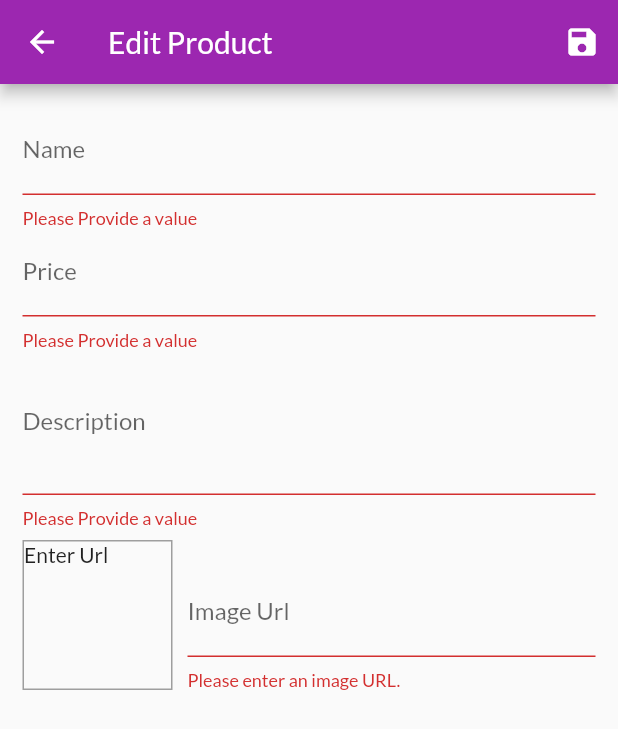
After one commit to waaalidou/shop-app, a Flutter app: the EditProductScreen screen opened by its route, after a tap on the "save" icon, on a phone screen of 412 x 824 dp. The commit adds this screen. Shown: the top 729 px of the screen. Run offline on Flutter 3.47's test engine with Material 2 defaults, Android fonts, the phone set to English and light mode, and no system bars; network calls fail.

Commit message:
Mangaing Products

```diff
--- a/lib/main.dart
+++ b/lib/main.dart
@@ -3,10 +3,12 @@ import 'package:provider/provider.dart';
 import 'package:shop_app/providers/cart.dart';
 import 'package:shop_app/providers/order.dart';
 import 'package:shop_app/providers/products_provider.dart';
+import 'package:shop_app/screens/add_product_screen.dart';
 import 'package:shop_app/screens/cart_screen.dart';
 import 'package:shop_app/screens/orders_screen.dart';
 import 'package:shop_app/screens/product_detail_screen.dart';
 import 'package:shop_app/screens/products_overview_screen.dart';
+import 'package:shop_app/screens/user_product_screen.dart';
 
 void main() => runApp(const MyApp());
 
@@ -42,6 +44,8 @@ class MyApp extends StatelessWidget {
               const ProductDetailsScreen(),
           CartScreen.routeName: (context) => const CartScreen(),
           OrdersScreen.screenRoutName: (context) => const OrdersScreen(),
+          UserProductScreen.routeName : (context) => const UserProductScreen(),
+          EditProductScreen.routeName : (context) => const EditProductScreen()
         },
       ),
     );
--- a/lib/providers/products_provider.dart
+++ b/lib/providers/products_provider.dart
@@ -38,14 +38,37 @@ class Products with ChangeNotifier {
     ),
   ];
 
-  List<Product> get items  => [..._items];
+  List<Product> get items => [..._items];
 
   List<Product> get favoriteItems {
     return _items.where((prodItem) => prodItem.isFavorite).toList();
   }
 
   Product findById(String id) {
-    return _items.firstWhere((prod) => prod.id == id);
+    return _items.firstWhere((prod) => prod.id == id, orElse: () => _items[0]);
   }
 
+  void addProduct(Product product) {
+    final newProduct = Product(
+      id: DateTime.now().toString(),
+      title: product.title,
+      description: product.description,
+      price: product.price,
+      imageUrl: product.imageUrl,
+    );
+
+    _items.add(newProduct);
+    notifyListeners();
+  }
+
+  void updateProduct (String id, Product newProduct) {
+    final productIndex = _items.indexWhere((product) => product.id == id);
+    _items[productIndex] = newProduct;
+
+  }
+
+  void deleteProduct(String id) {
+    _items.removeWhere((product) => product.id == id);
+    notifyListeners();
+  }
 }
--- /dev/null
+++ b/lib/screens/add_product_screen.dart
@@ -0,0 +1,272 @@
+// ignore_for_file: unused_field
+
+import 'package:flutter/material.dart';
+import 'package:provider/provider.dart';
+
+import '../providers/products.dart';
+import '../providers/products_provider.dart';
+
+class EditProductScreen extends StatefulWidget {
+  static const routeName = '/editproduct';
+  const EditProductScreen({super.key});
+
+  @override
+  State<EditProductScreen> createState() => _EditProductScreenState();
+}
+
+class _EditProductScreenState extends State<EditProductScreen> {
+  final _priceNode = FocusNode();
+  final _imageUrlController = TextEditingController();
+  final _imageUrlFocusNode = FocusNode();
+  final _formKey = GlobalKey<FormState>();
+  var _isInit = true;
+  var _editedProduct = Product(
+      id: '',
+      description: '',
+      imageUrl: '',
+      price: 0,
+      title: '',
+      isFavorite: false);
+  var _initValues = {
+    'title': '',
+    'description': '',
+    'price': '',
+    'imageUrl': ''
+  };
+  @override
+  void initState() {
+    _imageUrlFocusNode.addListener(_updateImageUrl);
+    super.initState();
+  }
+
+  @override
+  void didChangeDependencies() {
+    if (_isInit) {
+      final String? productId = ModalRoute.of(context)!.settings.arguments as String?;
+      if (productId != null) {
+        _editedProduct =
+            Provider.of<Products>(context, listen: false).findById(productId);
+        _initValues = {
+          'title': _editedProduct.title,
+          'description': _editedProduct.description,
+          'price': _editedProduct.price.toString(),
+          'imageUrl': ''
+        };
+        _imageUrlController.text = _editedProduct.imageUrl;
+      }
+    }
+    _isInit = false;
+
+    super.didChangeDependencies();
+  }
+
+  @override
+  void dispose() {
+    _priceNode.dispose();
+    _imageUrlController.dispose();
+    _imageUrlFocusNode.dispose();
+
+    super.dispose();
+  }
+
+  void _updateImageUrl() {
+    if (!_imageUrlFocusNode.hasFocus) {
+      if ((!_imageUrlController.text.startsWith('http') &&
+              !_imageUrlController.text.startsWith('https')) ||
+          (!_imageUrlController.text.endsWith('.png') &&
+              !_imageUrlController.text.endsWith('.jpg') &&
+              !_imageUrlController.text.endsWith('.jpeg'))) {
+        return;
+      }
+      setState(() {});
+    }
+  }
+
+  void _saveForm() {
+    final _isValid = _formKey.currentState!.validate();
+    if (!_isValid) {
+      return;
+    }
+    _formKey.currentState!.save();
+    if (_editedProduct.id.isNotEmpty) {
+      Provider.of<Products>(context, listen: false)
+          .updateProduct(_editedProduct.id, _editedProduct);
+    } else {
+      Provider.of<Products>(context, listen: false).addProduct(_editedProduct);
+    }
+    Navigator.of(context).pop();
+  }
+
+  @override
+  Widget build(BuildContext context) {
+    return Scaffold(
+      appBar: AppBar(
+        title: const Text("Edit Product"),
+        actions: [
+          IconButton(
+            onPressed: _saveForm,
+            icon: const Icon(Icons.save),
+          )
+        ],
+      ),
+      body: Padding(
+        padding: const EdgeInsets.all(15.0),
+        child: Form(
+          key: _formKey,
+          child: SingleChildScrollView(
+            child: Column(
+              children: [
+                TextFormField(
+                  initialValue: _initValues['title'],
+                  decoration: const InputDecoration(
+                    labelText: 'Name',
+                  ),
+                  textInputAction: TextInputAction.next,
+                  onFieldSubmitted: (value) =>
+                      FocusScope.of(context).requestFocus(_priceNode),
+                  onSaved: (newValue) {
+                    _editedProduct = Product(
+                      id: _editedProduct.id,
+                      isFavorite: _editedProduct.isFavorite,
+                      title: newValue as String,
+                      description: _editedProduct.description,
+                      price: _editedProduct.price,
+                      imageUrl: _editedProduct.imageUrl,
+                    );
+                  },
+                  validator: (value) {
+                    if (value!.isEmpty) {
+                      return 'Please Provide a value';
+                    }
+                    return null;
+                  },
+                ),
+                TextFormField(
+                  initialValue: _initValues['price'],
+                  decoration: const InputDecoration(
+                    labelText: 'Price',
+                  ),
+                  textInputAction: TextInputAction.next,
+                  keyboardType: const TextInputType.numberWithOptions(),
+                  focusNode: _priceNode,
+                  onSaved: (newValue) {
+                    _editedProduct = Product(
+                       id: _editedProduct.id,
+                      isFavorite: _editedProduct.isFavorite,
+                      title: _editedProduct.title,
+                      description: _editedProduct.description,
+                      price: double.parse(newValue as String),
+                      imageUrl: _editedProduct.imageUrl,
+                    );
+                  },
+                  validator: (value) {
+                    if (value!.isEmpty) {
+                      return 'Please Provide a value';
+                    }
+                    if (double.tryParse(value) == null) {
+                      return 'Please enter a valid number';
+                    }
+                    if (double.parse(value) <= 0) {
+                      return 'please enter a number bigger than 0';
+                    }
+                    return null;
+                  },
+                ),
+                TextFormField(
+                  initialValue: _initValues['description'],
+                  decoration: const InputDecoration(
+                    labelText: 'Description',
+                  ),
+                  maxLines: 3,
+                  keyboardType: TextInputType.multiline,
+                  onFieldSubmitted: (value) =>
+                      FocusScope.of(context).requestFocus(_priceNode),
+                  onSaved: (newValue) {
+                    _editedProduct = Product(
+                       id: _editedProduct.id,
+                      isFavorite: _editedProduct.isFavorite,
+                      title: _editedProduct.title,
+                      description: newValue as String,
+                      price: _editedProduct.price,
+                      imageUrl: _editedProduct.imageUrl,
+                    );
+                  },
+                  validator: (value) {
+                    if (value!.isEmpty) {
+                      return 'Please Provide a value';
+                    }
+                    if (value.length < 10) {
+                      return 'at least 10';
+                    }
+                    return null;
+                  },
+                ),
+                Row(
+                  crossAxisAlignment: CrossAxisAlignment.end,
+                  children: [
+                    Container(
+                      width: 100,
+                      height: 100,
+                      margin: const EdgeInsets.only(right: 10, top: 8),
+                      decoration: BoxDecoration(
+                        border: Border.all(width: 1, color: Colors.grey),
+                      ),
+                      child: _imageUrlController.text.isEmpty
+                          ? const Text("Enter Url")
+                          : FittedBox(
+                              child: Image.network(
+                                _imageUrlController.text,
+                                fit: BoxFit.cover,
+                              ),
+                            ),
+                    ),
+                    Expanded(
+                      child: TextFormField(
+                        decoration: const InputDecoration(
+                          labelText: 'Image Url',
+                        ),
+                        keyboardType: TextInputType.url,
+                        textInputAction: TextInputAction.done,
+                        controller: _imageUrlController,
+                        onEditingComplete: () {
+                          setState(() {});
+                        },
+                        validator: (value) {
+                          if (value!.isEmpty) {
+                            return 'Please enter an image URL.';
+                          }
+                          if (!value.startsWith('http') &&
+                              !value.startsWith('https')) {
+                            return 'Please enter a valid URL.';
+                          }
+                          if (!value.endsWith('.png') &&
+                              !value.endsWith('.jpg') &&
+                              !value.endsWith('.jpeg')) {
+                            return 'Please enter a valid image URL.';
+                          }
+                          return null;
+                        },
+                        onFieldSubmitted: (_) => _saveForm,
+                        focusNode: _imageUrlFocusNode,
+                        onSaved: (newValue) {
+                          _editedProduct = Product(
+                             id: _editedProduct.id,
+                            isFavorite: _editedProduct.isFavorite,
+                            title: _editedProduct.title,
+                            description: _editedProduct.description,
+                            price: _editedProduct.price,
+                            imageUrl: newValue as String,
+                          );
+                        },
+                      ),
+                    )
+                  ],
+                )
+              ],
+            ),
+          ),
+        ),
+      ),
+    );
+  }
+}
```
Also changed, not shown: lib/providers/cart.dart (+20 -1 lines), lib/screens/user_product_screen.dart (added, +49 -0 lines), lib/widgets/app_drawer.dart (+9 -0 lines), lib/widgets/cart_item.dart (+43 -16 lines), lib/widgets/product_item.dart (+15 -1 lines), lib/widgets/user_product_item.dart (added, +46 -0 lines), 1 other file.
